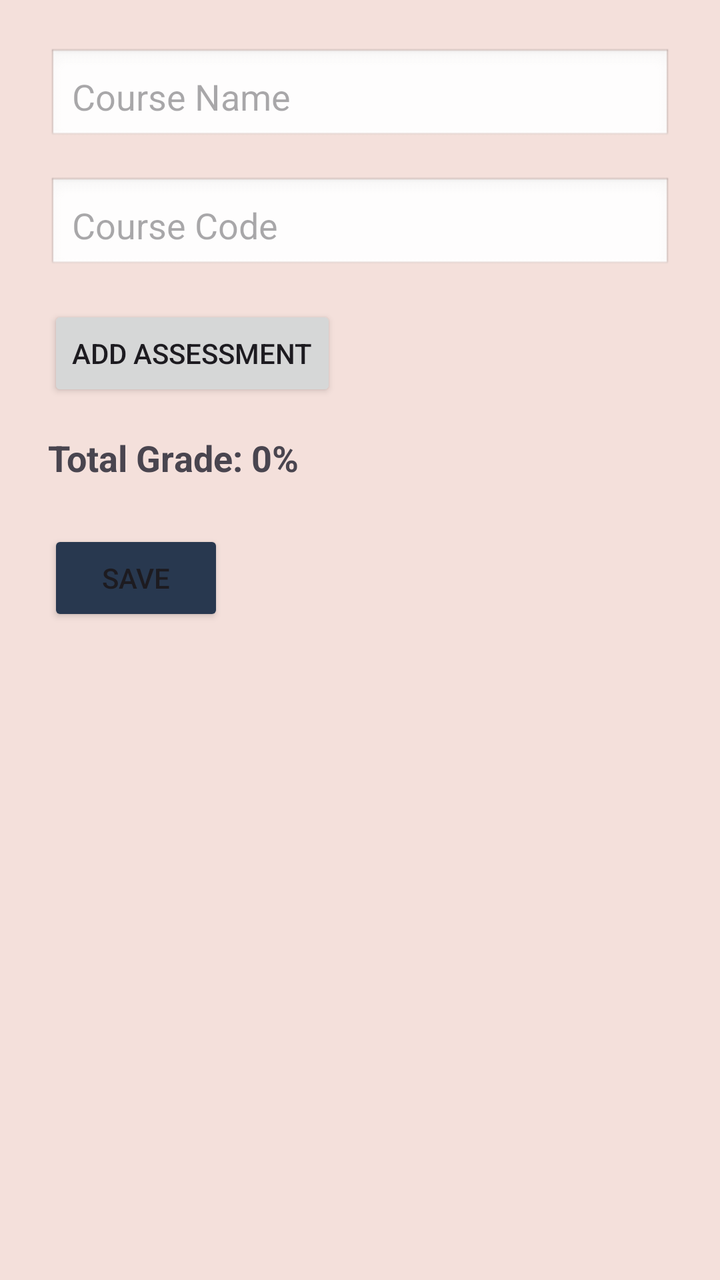
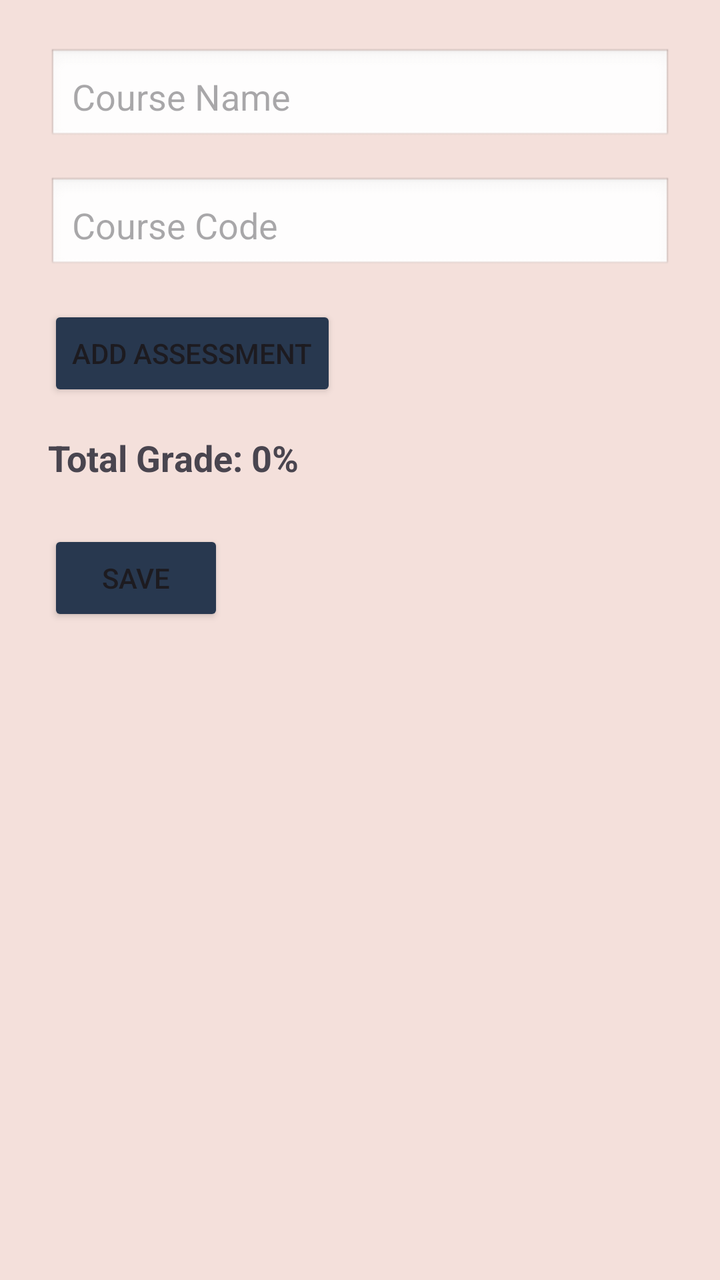

Before-and-after screenshots of an Android layout around one commit, followed by the original layout XML and the change that was made.
<!-- AndroidManifest.xml: application theme Theme.Grader -->
<!-- res/layout/activity_form.xml -->
<?xml version="1.0" encoding="utf-8"?>
<LinearLayout xmlns:android="http://schemas.android.com/apk/res/android"
    android:orientation="vertical"
    android:padding="24dp"
    android:background="@color/peach"
    android:layout_width="match_parent"
    android:layout_height="match_parent">

    

    

    <EditText
        android:id="@+id/inputTitle"
        android:layout_width="match_parent"
        android:layout_height="wrap_content"
        android:background="@android:drawable/edit_text"
        android:hint="Course Name"
        android:padding="12dp" />

    <EditText
        android:id="@+id/inputDescription"
        android:layout_width="match_parent"
        android:layout_height="wrap_content"
        android:layout_marginTop="16dp"
        android:background="@android:drawable/edit_text"
        android:hint="Course Code"
        android:padding="12dp" />

    <Button
        android:id="@+id/addAssessmentButton"
        android:layout_width="wrap_content"
        android:layout_height="wrap_content"
        android:layout_marginTop="16dp"
        android:text="Add Assessment" />

    <LinearLayout
        android:id="@+id/assessmentsContainer"
        android:layout_width="match_parent"
        android:layout_height="wrap_content"
        android:orientation="vertical" />

    <TextView
        android:id="@+id/totalGradeTextView"
        android:layout_width="wrap_content"
        android:layout_height="wrap_content"
        android:layout_marginTop="16dp"
        android:text="Total Grade: 0%"
        android:textSize="18sp"
        android:textStyle="bold" />

    
    <Button
        android:id="@+id/btnSave"
        android:layout_width="wrap_content"
        android:layout_height="wrap_content"
        android:layout_marginTop="24dp"
        android:backgroundTint="@color/dark_navy"
        android:text="Save" />

</LinearLayout>
<!-- resources referenced by this layout -->
<resources>
  <color name="dark_navy">#28384F</color>
  <color name="peach">#F4E0DB</color>
  <style name="Theme.Grader" parent="Base.Theme.Grader" />
  <style name="Base.Theme.Grader" parent="Theme.Material3.DayNight.NoActionBar">
          
          
      </style>
</resources>

<!-- the commit's change to res/layout/activity_form.xml (unified diff, before → after) -->
@@ -32,6 +32,7 @@
         android:layout_width="wrap_content"
         android:layout_height="wrap_content"
         android:layout_marginTop="16dp"
+        android:backgroundTint="@color/dark_navy"
         android:text="Add Assessment" />
 
     <LinearLayout
